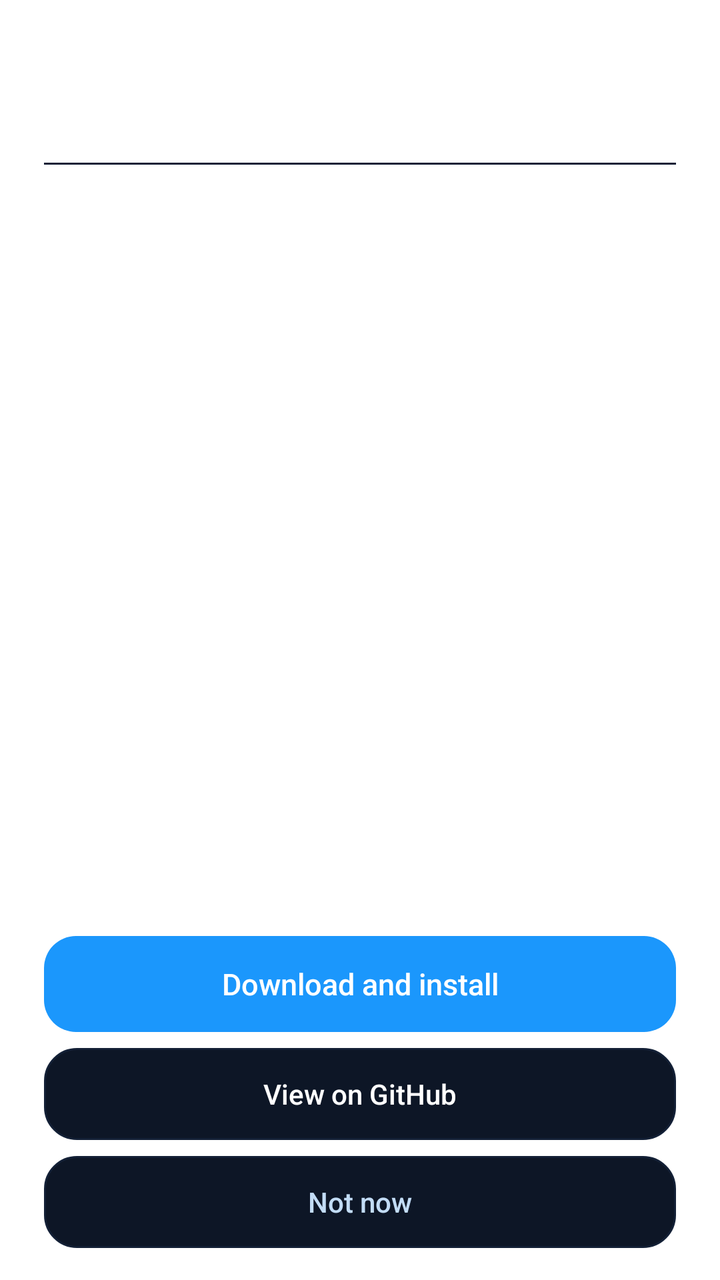
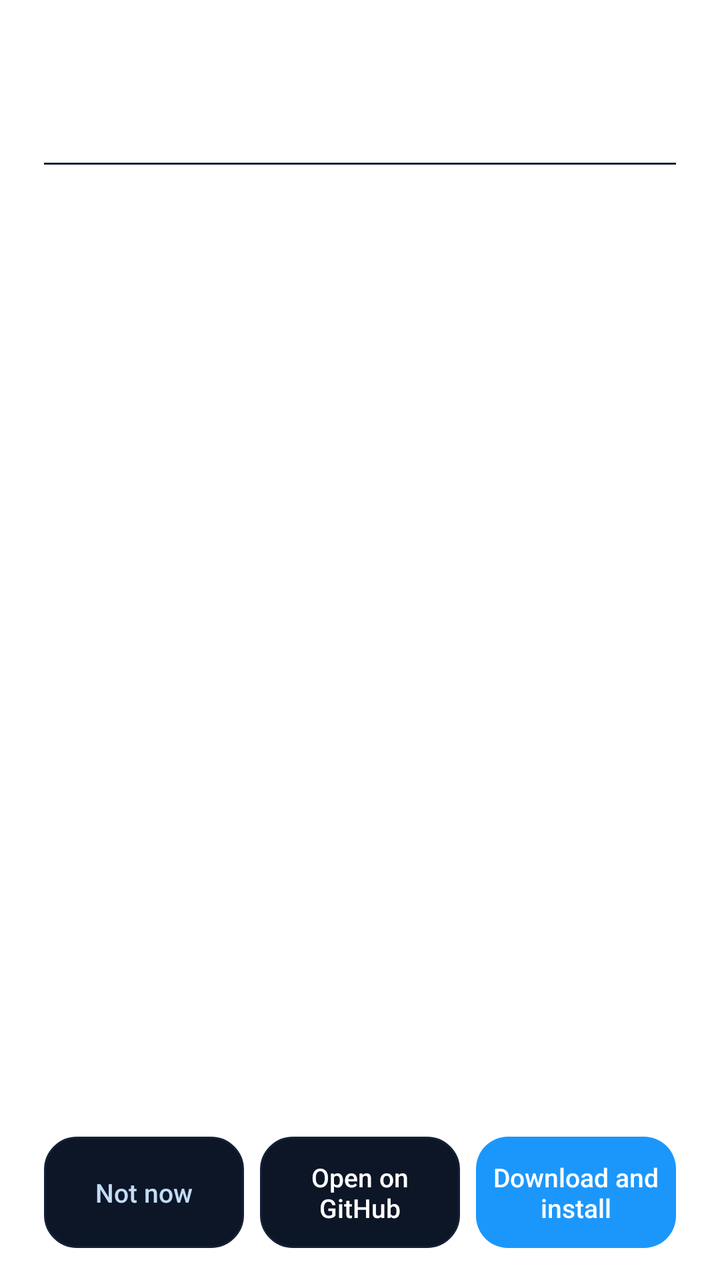

Screens rendered from an Android XML layout before and after an edit, with the pre-edit source and the edit as a unified diff.
<!-- AndroidManifest.xml: fallback theme Theme.MaterialComponents.DayNight.NoActionBar -->
<!-- res/layout/mr_update_dialog.xml -->
<?xml version="1.0" encoding="utf-8"?>
<LinearLayout xmlns:android="http://schemas.android.com/apk/res/android"
    android:orientation="vertical"
    android:paddingLeft="22dp"
    android:paddingTop="20dp"
    android:paddingRight="22dp"
    android:paddingBottom="16dp"
    android:layout_width="match_parent"
    android:layout_height="wrap_content">

    <TextView
        android:tag="upd_title"
        android:text="@string/mr_update_title"
        android:textSize="19sp"
        android:textColor="@color/mr_ui_text"
        android:fontFamily="sans-serif-medium"
        android:layout_width="match_parent"
        android:layout_height="wrap_content" />

    <TextView
        android:tag="upd_sub"
        android:textSize="13sp"
        android:textColor="@color/mr_ui_text2"
        android:layout_width="match_parent"
        android:layout_height="wrap_content"
        android:layout_marginTop="4dp" />

    <View
        android:background="@color/mr_ui_stroke"
        android:layout_width="match_parent"
        android:layout_height="1dp"
        android:layout_marginTop="14dp" />

    <ScrollView
        android:tag="upd_scroll"
        android:scrollbars="vertical"
        android:overScrollMode="never"
        android:layout_width="match_parent"
        android:layout_height="wrap_content"
        android:layout_weight="1"
        android:layout_marginTop="12dp"
        android:layout_marginBottom="14dp">
        <TextView
            android:tag="upd_notes"
            android:textSize="14sp"
            android:textColor="@color/mr_ui_text"
            android:lineSpacingExtra="3dp"
            android:layout_width="match_parent"
            android:layout_height="wrap_content" />
    </ScrollView>

    <LinearLayout
        android:tag="upd_box"
        android:orientation="vertical"
        android:visibility="gone"
        android:layout_width="match_parent"
        android:layout_height="wrap_content"
        android:layout_marginBottom="14dp">
        <TextView
            android:tag="upd_status"
            android:textSize="14sp"
            android:textColor="@color/mr_ui_text"
            android:layout_width="match_parent"
            android:layout_height="wrap_content" />
        <ProgressBar
            android:tag="upd_bar"
            style="?android:attr/progressBarStyleHorizontal"
            android:max="100"
            android:layout_width="match_parent"
            android:layout_height="wrap_content"
            android:layout_marginTop="8dp" />
    </LinearLayout>

    <TextView
        android:tag="upd_error"
        android:textSize="13sp"
        android:textColor="@color/mr_ui_rose"
        android:visibility="gone"
        android:layout_width="match_parent"
        android:layout_height="wrap_content"
        android:layout_marginBottom="14dp" />

    <TextView
        android:tag="upd_install"
        android:text="@string/mr_update_install"
        android:textSize="15sp"
        android:textColor="@color/mr_text_on_accent"
        android:fontFamily="sans-serif-medium"
        android:gravity="center"
        android:background="@drawable/mr_ui_primary_shape"
        android:foreground="@drawable/mr_ui_ripple_on_accent"
        android:clickable="true"
        android:focusable="true"
        android:layout_width="match_parent"
        android:layout_height="48dp" />

    <TextView
        android:tag="upd_github"
        android:text="@string/mr_update_github"
        android:textSize="14sp"
        android:textColor="@color/mr_ui_text"
        android:fontFamily="sans-serif-medium"
        android:gravity="center"
        android:background="@drawable/mr_ui_card_ripple"
        android:clickable="true"
        android:focusable="true"
        android:layout_width="match_parent"
        android:layout_height="46dp"
        android:layout_marginTop="8dp" />

    <TextView
        android:tag="upd_later"
        android:text="@string/mr_update_later"
        android:textSize="14sp"
        android:textColor="@color/mr_ui_text2"
        android:fontFamily="sans-serif-medium"
        android:gravity="center"
        android:background="@drawable/mr_ui_card_ripple"
        android:clickable="true"
        android:focusable="true"
        android:layout_width="match_parent"
        android:layout_height="46dp"
        android:layout_marginTop="8dp" />
</LinearLayout>
<!-- resources referenced by this layout -->
<resources>
  <color name="mr_text_on_accent">#ffffffff</color>
  <color name="mr_ui_rose">#ffff3041</color>
  <color name="mr_ui_stroke">#ff132036</color>
  <color name="mr_ui_text">#ffffffff</color>
  <color name="mr_ui_text2">#ffc2dcf6</color>
  <!-- drawable mr_ui_card_ripple (drawable) -->
  <?xml version="1.0" encoding="utf-8"?>
  <ripple xmlns:android="http://schemas.android.com/apk/res/android" android:color="@color/mr_ripple">
      <item>
          <shape android:shape="rectangle">
              <solid android:color="@color/mr_ui_card" />
              <stroke android:width="1dp" android:color="@color/mr_ui_stroke" />
              <corners android:radius="16dp" />
          </shape>
      </item>
      <item android:id="@android:id/mask">
          <shape android:shape="rectangle">
              <solid android:color="#ff000000" />
              <corners android:radius="16dp" />
          </shape>
      </item>
  </ripple>
  <!-- drawable mr_ui_primary_shape (drawable) -->
  <?xml version="1.0" encoding="utf-8"?>
  <shape xmlns:android="http://schemas.android.com/apk/res/android" android:shape="rectangle">
      <solid android:color="@color/mr_accent" />
      <corners android:radius="16dp" />
  </shape>
  <!-- drawable mr_ui_ripple_on_accent (drawable) -->
  <?xml version="1.0" encoding="utf-8"?>
  <ripple xmlns:android="http://schemas.android.com/apk/res/android" android:color="@color/mr_ripple_dark">
      <item android:id="@android:id/mask">
          <shape android:shape="rectangle">
              <solid android:color="#ff000000" />
              <corners android:radius="16dp" />
          </shape>
      </item>
  </ripple>
  <string name="mr_update_github">View on GitHub</string>
  <string name="mr_update_install">Download and install</string>
  <string name="mr_update_later">Not now</string>
  <string name="mr_update_title">New version available</string>
  <color name="mr_ripple">#331b97fc</color>
  <color name="mr_ui_card">#ff0d1626</color>
  <color name="mr_accent">#ff1b97fc</color>
  <color name="mr_ripple_dark">#33000000</color>
</resources>

<!-- the commit's change to res/layout/mr_update_dialog.xml (unified diff, before → after) -->
@@ -40,11 +40,9 @@
         android:layout_weight="1"
         android:layout_marginTop="12dp"
         android:layout_marginBottom="14dp">
-        <TextView
+        <LinearLayout
             android:tag="upd_notes"
-            android:textSize="14sp"
-            android:textColor="@color/mr_ui_text"
-            android:lineSpacingExtra="3dp"
+            android:orientation="vertical"
             android:layout_width="match_parent"
             android:layout_height="wrap_content" />
     </ScrollView>
@@ -80,45 +78,70 @@
         android:layout_height="wrap_content"
         android:layout_marginBottom="14dp" />
 
-    <TextView
-        android:tag="upd_install"
-        android:text="@string/mr_update_install"
-        android:textSize="15sp"
-        android:textColor="@color/mr_text_on_accent"
-        android:fontFamily="sans-serif-medium"
-        android:gravity="center"
-        android:background="@drawable/mr_ui_primary_shape"
-        android:foreground="@drawable/mr_ui_ripple_on_accent"
-        android:clickable="true"
-        android:focusable="true"
+    <LinearLayout
+        android:tag="upd_actions"
+        android:orientation="horizontal"
         android:layout_width="match_parent"
-        android:layout_height="48dp" />
+        android:layout_height="wrap_content">
 
-    <TextView
-        android:tag="upd_github"
-        android:text="@string/mr_update_github"
-        android:textSize="14sp"
-        android:textColor="@color/mr_ui_text"
-        android:fontFamily="sans-serif-medium"
-        android:gravity="center"
-        android:background="@drawable/mr_ui_card_ripple"
-        android:clickable="true"
-        android:focusable="true"
-        android:layout_width="match_parent"
-        android:layout_height="46dp"
-        android:layout_marginTop="8dp" />
+        <TextView
+            android:tag="upd_later"
+            android:text="@string/mr_update_later"
+            android:textSize="13sp"
+            android:textColor="@color/mr_ui_text2"
+            android:fontFamily="sans-serif-medium"
+            android:gravity="center"
+            android:maxLines="2"
+            android:ellipsize="end"
+            android:paddingLeft="6dp"
+            android:paddingRight="6dp"
+            android:background="@drawable/mr_ui_card_ripple"
+            android:clickable="true"
+            android:focusable="true"
+            android:minHeight="48dp"
+            android:layout_width="0dp"
+            android:layout_height="match_parent"
+            android:layout_weight="1" />
 
-    <TextView
-        android:tag="upd_later"
-        android:text="@string/mr_update_later"
-        android:textSize="14sp"
-        android:textColor="@color/mr_ui_text2"
-        android:fontFamily="sans-serif-medium"
-        android:gravity="center"
-        android:background="@drawable/mr_ui_card_ripple"
-        android:clickable="true"
-        android:focusable="true"
-        android:layout_width="match_parent"
-        android:layout_height="46dp"
-        android:layout_marginTop="8dp" />
+        <TextView
+            android:tag="upd_github"
+            android:text="@string/mr_update_github"
+            android:textSize="13sp"
+            android:textColor="@color/mr_ui_text"
+            android:fontFamily="sans-serif-medium"
+            android:gravity="center"
+            android:maxLines="2"
+            android:ellipsize="end"
+            android:paddingLeft="6dp"
+            android:paddingRight="6dp"
+            android:background="@drawable/mr_ui_card_ripple"
+            android:clickable="true"
+            android:focusable="true"
+            android:minHeight="48dp"
+            android:layout_width="0dp"
+            android:layout_height="match_parent"
+            android:layout_weight="1"
+            android:layout_marginLeft="8dp" />
+
+        <TextView
+            android:tag="upd_install"
+            android:text="@string/mr_update_install"
+            android:textSize="13sp"
+            android:textColor="@color/mr_text_on_accent"
+            android:fontFamily="sans-serif-medium"
+            android:gravity="center"
+            android:maxLines="2"
+            android:ellipsize="end"
+            android:paddingLeft="6dp"
+            android:paddingRight="6dp"
+            android:background="@drawable/mr_ui_primary_shape"
+            android:foreground="@drawable/mr_ui_ripple_on_accent"
+            android:clickable="true"
+            android:focusable="true"
+            android:minHeight="48dp"
+            android:layout_width="0dp"
+            android:layout_height="match_parent"
+            android:layout_weight="1"
+            android:layout_marginLeft="8dp" />
+    </LinearLayout>
 </LinearLayout>
<!-- resource entries referenced after the edit -->
@@ -38,7 +38,7 @@
           </shape>
       </item>
   </ripple>
-  <string name="mr_update_github">View on GitHub</string>
+  <string name="mr_update_github">Open on GitHub</string>
   <string name="mr_update_install">Download and install</string>
   <string name="mr_update_later">Not now</string>
   <string name="mr_update_title">New version available</string>
